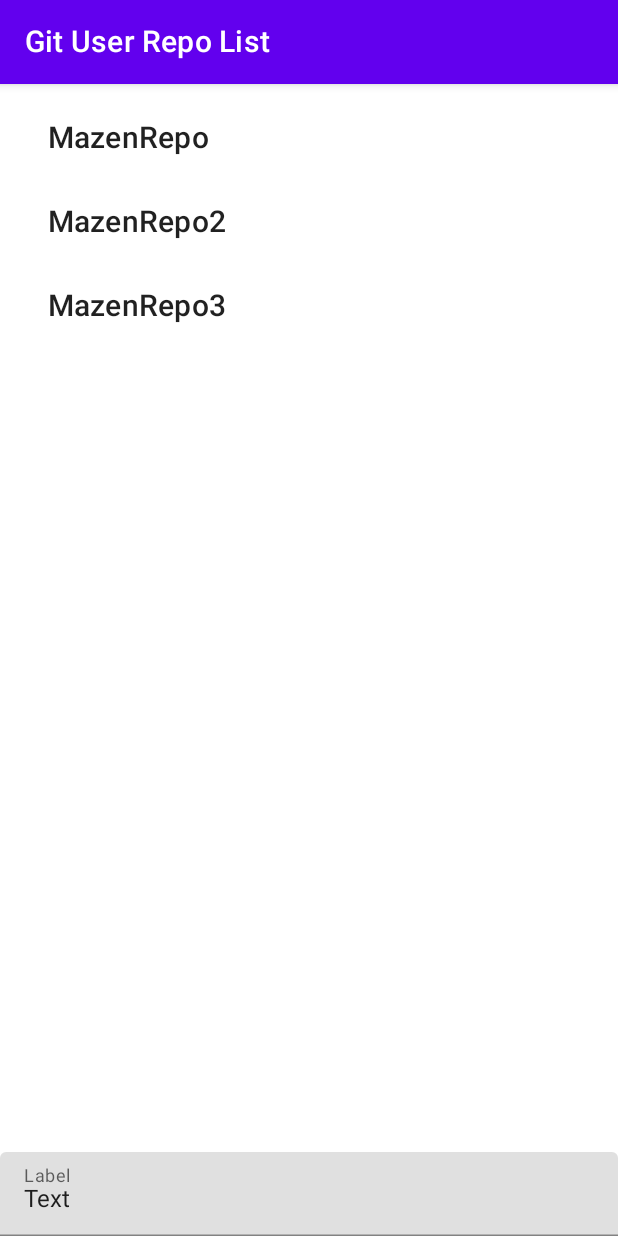
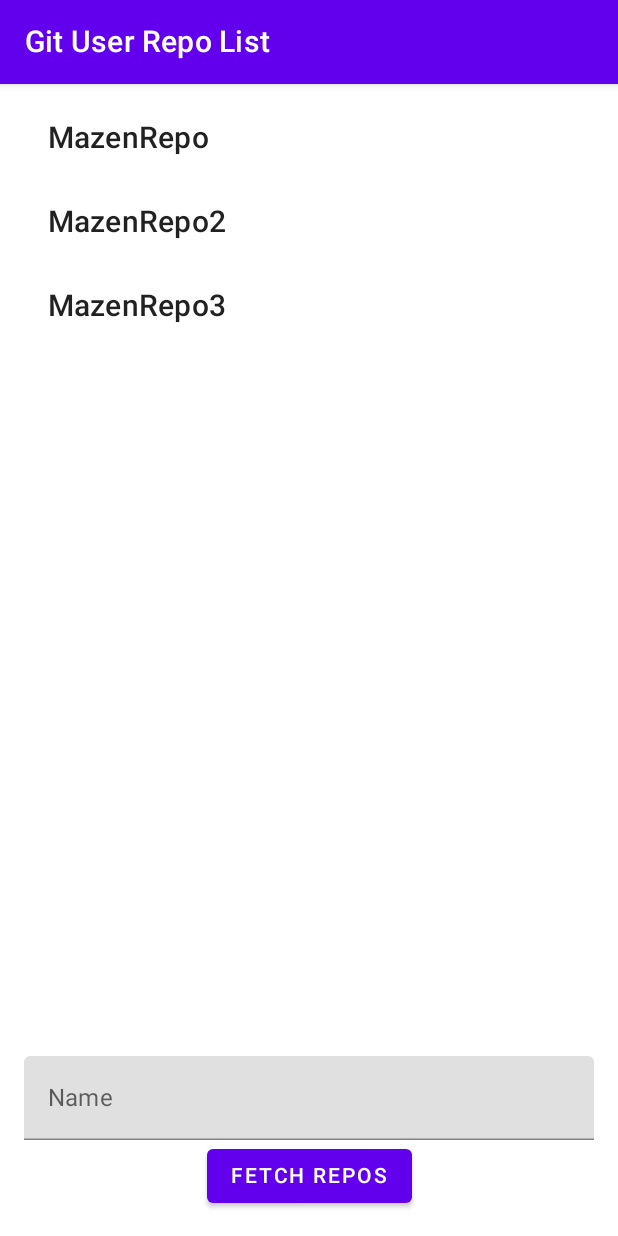
Before and after one commit to mdar365/github-repo-list-app, an Android app built with Jetpack Compose: the screen it shows after launch (MainActivity), on a phone screen of 412 x 824 dp. Run offline under Robolectric (Android 15) with nearby library versions, the phone set to English and light mode, and no system bars.

Commit message:
Create the text field and button

```diff
--- a/app/build.gradle
+++ b/app/build.gradle
@@ -54,6 +54,7 @@ dependencies {
     implementation "androidx.compose.ui:ui:$compose_ui_version"
     implementation "androidx.compose.ui:ui-tooling-preview:$compose_ui_version"
     implementation 'androidx.compose.material:material:1.2.0'
+    implementation 'com.google.code.gson:gson:2.7'
     testImplementation 'junit:junit:4.13.2'
     androidTestImplementation 'androidx.test.ext:junit:1.1.5'
     androidTestImplementation 'androidx.test.espresso:espresso-core:3.5.1'
--- a/app/src/main/java/com/example/githubrepolistingapp/MainActivity.kt
+++ b/app/src/main/java/com/example/githubrepolistingapp/MainActivity.kt
@@ -8,6 +8,8 @@ import androidx.compose.material.Text
 import androidx.compose.runtime.Composable
 import androidx.compose.ui.tooling.preview.Preview
 import com.example.githubrepolistingapp.ui.theme.GithubRepoListingAppTheme
+import kotlinx.coroutines.Dispatchers
+import kotlinx.coroutines.withContext
 
 class MainActivity : ComponentActivity() {
     override fun onCreate(savedInstanceState: Bundle?) {
--- a/app/src/main/java/com/example/githubrepolistingapp/TextField.kt
+++ b/app/src/main/java/com/example/githubrepolistingapp/TextField.kt
@@ -1,6 +1,7 @@
 package com.example.githubrepolistingapp
 
-import androidx.compose.foundation.layout.fillMaxWidth
+import androidx.compose.foundation.layout.*
+import androidx.compose.material.Button
 import androidx.compose.material.Text
 import androidx.compose.material.TextField
 import androidx.compose.runtime.Composable
@@ -8,18 +9,35 @@ import androidx.compose.runtime.mutableStateOf
 import androidx.compose.runtime.saveable.rememberSaveable
 import androidx.compose.runtime.getValue
 import androidx.compose.runtime.setValue
+import androidx.compose.ui.Alignment
 import androidx.compose.ui.Modifier
+import androidx.compose.ui.unit.dp
 
 @Composable
 fun TxtField() {
-    var text by rememberSaveable { mutableStateOf("Text") }
+    var text by rememberSaveable { mutableStateOf("") }
 
+    Column(
+        modifier = Modifier
+            .padding(16.dp)
+            .fillMaxWidth(),
+        horizontalAlignment = Alignment.CenterHorizontally
+
+    ) {
         TextField(
             modifier = Modifier.fillMaxWidth(),
             value = text,
             onValueChange = {
                 text = it
             },
-        label = { Text("Label") }
+            placeholder = { Text("Name") }
         )
+
+        Button(
+            onClick = {}
+        ) {
+            Text(text = "FETCH REPOS")
         }
+    }
+
+}
```
Also changed, not shown: app/src/main/java/com/example/githubrepolistingapp/GithubService.kt (added, +44 -0 lines). Lines whose indentation alone changed are shown as unchanged.
